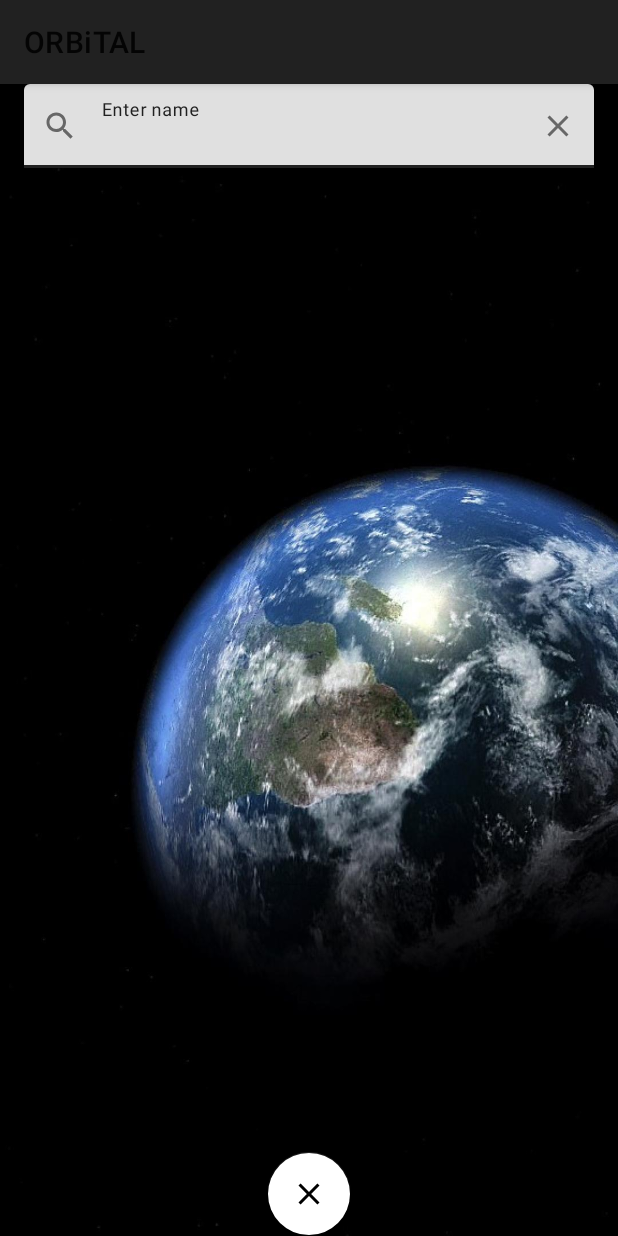
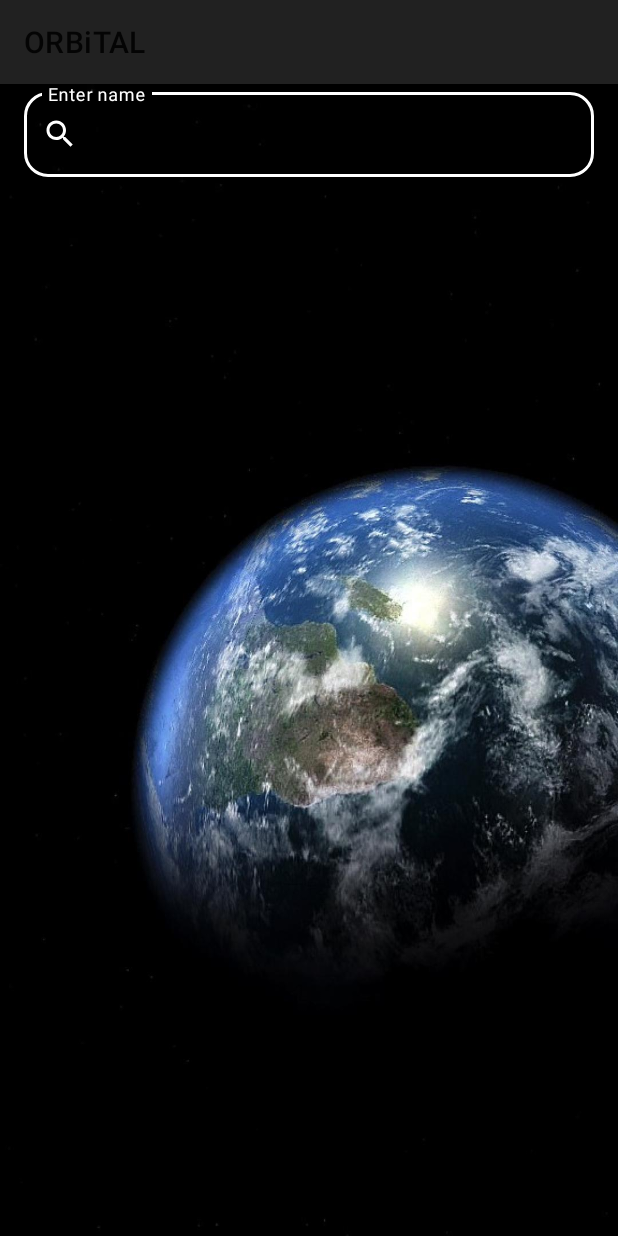
Before and after one commit to DewenHona/Amadeus-ORBiTAL, an Android app: the SearchActivity screen opened directly, with no data from a screen before it, on a phone screen of 412 x 824 dp. Run offline under Robolectric (Android 15) with nearby library versions, the phone set to English and light mode, and no system bars; our stand-ins replace Firebase (no records; nobody signed in at launch, a user with empty details on screens opened directly).

Commit message:
Text field layout changes

```diff
--- a/app/src/main/res/layout/activity_search.xml
+++ b/app/src/main/res/layout/activity_search.xml
@@ -2,8 +2,8 @@
 <RelativeLayout xmlns:android="http://schemas.android.com/apk/res/android"
     xmlns:app="http://schemas.android.com/apk/res-auto"
     xmlns:tools="http://schemas.android.com/tools"
-    android:layout_width="wrap_content"
-    android:layout_height="wrap_content"
+    android:layout_width="match_parent"
+    android:layout_height="match_parent"
     android:background="@drawable/background_image"
     android:visibility="visible"
     tools:context=".SearchActivity">
@@ -14,41 +14,37 @@
 
         <com.google.android.material.textfield.TextInputLayout
             android:id="@+id/textField"
+            style="@style/Widget.MaterialComponents.TextInputLayout.OutlinedBox"
             android:layout_width="match_parent"
             android:layout_height="wrap_content"
             android:layout_marginStart="16dp"
             android:layout_marginEnd="16dp"
-            android:backgroundTint="@color/transparent_white"
-            android:hint="Enter name"
-            style="@style/Widget.MaterialComponents.TextInputLayout.FilledBox"
+            app:boxStrokeColor="@color/white"
+            app:boxCornerRadiusBottomEnd="16dp"
+            app:boxCornerRadiusTopEnd="16dp"
+            app:boxCornerRadiusBottomStart="16dp"
+            app:boxCornerRadiusTopStart="16dp"
+            app:boxStrokeWidth="1dp"
+            app:boxStrokeWidthFocused="2dp"
+            android:hint="@string/hint"
+            android:theme="?attr/colorControlActivated"
+            android:textColorHint="@color/white"
+            app:hintTextColor="@color/white"
             app:hintAnimationEnabled="false"
-            app:startIconDrawable="@drawable/ic_sharp_search_24"
-            app:endIconDrawable="@drawable/ic_baseline_close_24"
-            app:endIconMode="custom"
             app:hintEnabled="true"
+            app:startIconDrawable="@drawable/ic_baseline_search_24"
+            app:startIconTint="@color/white"
             tools:ignore="MissingConstraints">
 
             <com.google.android.material.textfield.TextInputEditText
                 android:layout_width="match_parent"
                 android:layout_height="wrap_content"
-                android:clickable="false"
+                android:textColor="@color/white"
                 tools:ignore="RtlSymmetry" />
 
         </com.google.android.material.textfield.TextInputLayout>
 
     </RelativeLayout>
-
-    <com.google.android.material.floatingactionbutton.FloatingActionButton
-        android:id="@+id/search_close_btn"
-        android:layout_width="wrap_content"
-        android:layout_height="wrap_content"
-        android:layout_alignParentBottom="true"
-        android:layout_centerHorizontal="true"
-        android:backgroundTint="@color/white"
-        android:contentDescription="@android:string/cancel"
-        app:shapeAppearance="?attr/shapeAppearanceSmallComponent"
-        app:backgroundTint="@color/transparent"
-        app:srcCompat="@drawable/ic_baseline_close_24" />
 
     <androidx.recyclerview.widget.RecyclerView
         android:id="@+id/recylerView"
--- a/app/src/main/res/layout/card_sample.xml
+++ b/app/src/main/res/layout/card_sample.xml
@@ -71,7 +71,8 @@
                     android:layout_width="wrap_content"
                     android:layout_height="wrap_content"
                     android:layout_marginEnd="8dp"
-                    android:text="View" />
+                    android:text="View"
+                    android:textColor="@color/colorAccent" />
             </LinearLayout>
 
         </LinearLayout>
--- a/app/src/main/res/values/colors.xml
+++ b/app/src/main/res/values/colors.xml
@@ -2,7 +2,7 @@
 <resources>
     <color name="colorPrimary">#212121</color>
     <color name="colorPrimaryDark">#000000</color>
-    <color name="colorAccent">#03DAC5</color>
+    <color name="colorAccent">#0040FF</color>
     <color name="white">#FFFFFF</color>
     <color name="transparent">@android:color/transparent</color>
     <color name="transparent_white">#B7FFFFFF</color>
--- a/app/src/main/res/values/strings.xml
+++ b/app/src/main/res/values/strings.xml
@@ -6,4 +6,5 @@
     <string name="profile">Profile</string>
     <string name="ar">AR</string>
     <string name="satellite_list_view">Satellite List View</string>
+    <string name="hint">Enter name</string>
 </resources>
```
